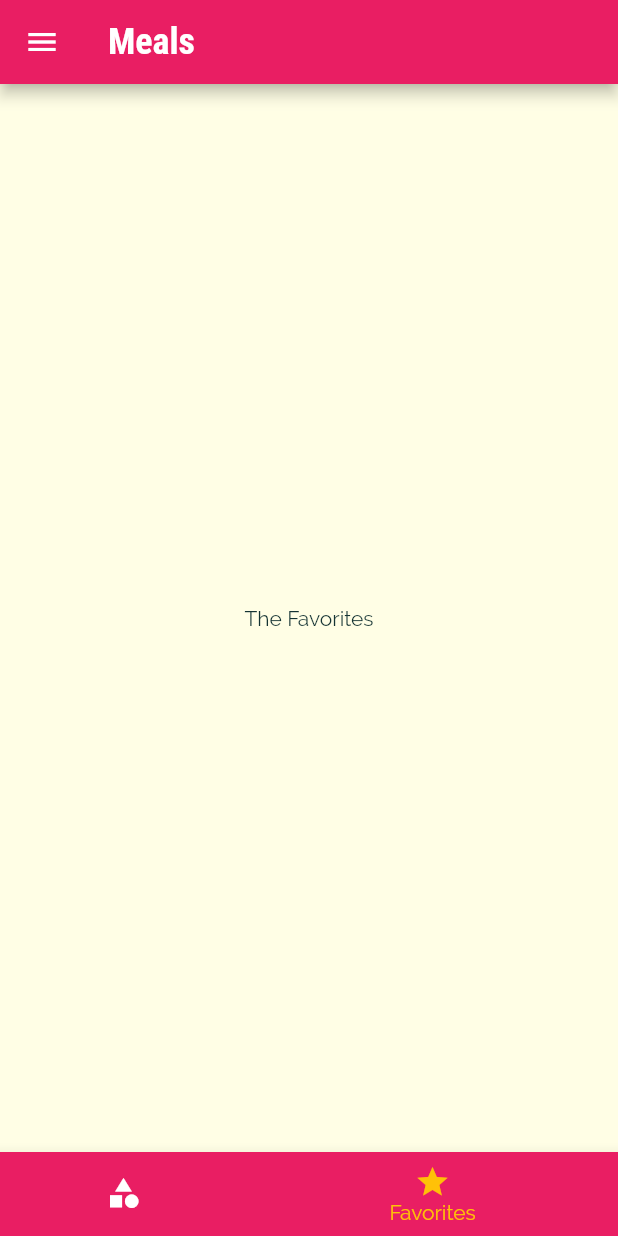
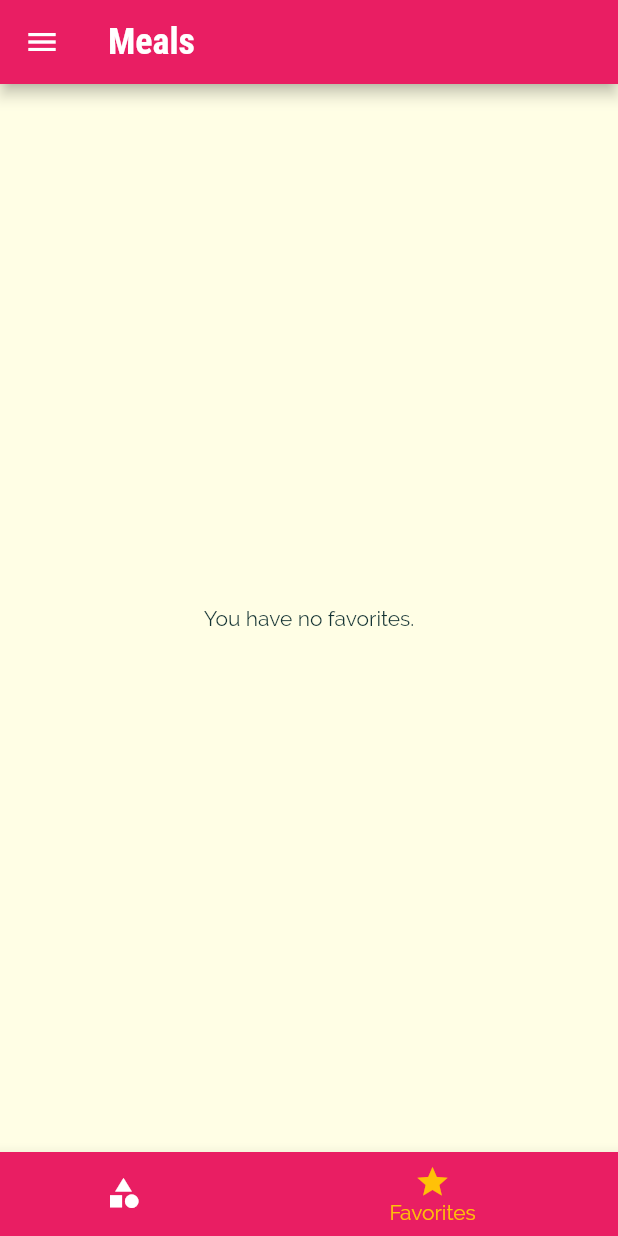
Before and after one commit to kortby/flutter-restaurent, a Flutter app: the screen it shows after launch, item 2 of the bottom bar chosen, on a phone screen of 412 x 824 dp. Run offline on Flutter 3.47's test engine with Material 2 defaults, Android fonts, the phone set to English and light mode, and no system bars.

Commit message:
adding favorites

```diff
--- a/lib/main.dart
+++ b/lib/main.dart
@@ -27,6 +27,7 @@ class _MyAppState extends State<MyApp> {
   };
 
   List<Meal> _availableMeals = MEALS;
+  List<Meal> _favoritesMeals = [];
 
   void _setFilters(Map<String, bool> filterData) {
     setState(() {
@@ -49,10 +50,27 @@ class _MyAppState extends State<MyApp> {
     });
   }
 
+  void _toggleFavorite(String mealId) {
+    final existIdx = _favoritesMeals.indexWhere((meal) => meal.id == mealId);
+    if (existIdx >= 0) {
+      setState(() {
+        _favoritesMeals.removeAt(existIdx);
+      });
+    } else {
+      setState(() {
+        _favoritesMeals.add(MEALS.firstWhere((meal) => meal.id == mealId));
+      });
+    }
+  }
+
+  bool _isMealFavorite(String mealId) {
+    return _favoritesMeals.any((meal) => meal.id == mealId);
+  }
+
   @override
   Widget build(BuildContext context) {
     return MaterialApp(
-      title: 'Flutter Demo',
+      title: 'DealMeal',
       theme: ThemeData(
         primarySwatch: Colors.pink,
         accentColor: Colors.amber,
@@ -75,11 +93,16 @@ class _MyAppState extends State<MyApp> {
       // home: const Categories(),
       initialRoute: '/',
       routes: {
-        '/': (ctx) => const Tabs(),
+        '/': (ctx) => Tabs(
+              favoriteMeals: _favoritesMeals,
+            ),
         CategoryMeals.routeName: (ctx) => CategoryMeals(
               availableMeals: _availableMeals,
             ),
-        MealDetail.routeName: (ctx) => const MealDetail(),
+        MealDetail.routeName: (ctx) => MealDetail(
+              toggleFavorite: _toggleFavorite,
+              isFavorite: _isMealFavorite,
+            ),
         Filters.routeName: (ctx) => Filters(
               saveFilters: _setFilters,
               currentFilters: _filters,
--- a/lib/screens/favorites.dart
+++ b/lib/screens/favorites.dart
@@ -1,12 +1,32 @@
 import 'package:flutter/material.dart';
+import 'package:meal/widgets/meal_item.dart';
+
+import '../models/meal.dart';
 
 class Favorites extends StatelessWidget {
-  const Favorites({Key? key}) : super(key: key);
+  final List<Meal>? favoriteMeals;
+  const Favorites({Key? key, this.favoriteMeals}) : super(key: key);
 
   @override
   Widget build(BuildContext context) {
-    return Center(
-      child: Text('The Favorites'),
-    );
+    if (favoriteMeals!.isEmpty) {
+      return const Center(
+        child: Text('You have no favorites.'),
+      );
+    } else {
+      return ListView.builder(
+        itemBuilder: (ctx, idx) {
+          return MealItem(
+            id: favoriteMeals![idx].id,
+            title: favoriteMeals![idx].title,
+            imageUrl: favoriteMeals![idx].imageUrl,
+            duration: favoriteMeals![idx].duration.toString(),
+            complexity: favoriteMeals![idx].complexity.toString(),
+            affordability: favoriteMeals![idx].affordability.toString(),
+          );
+        },
+        itemCount: favoriteMeals!.length,
+      );
+    }
   }
 }
--- a/lib/screens/tabs.dart
+++ b/lib/screens/tabs.dart
@@ -1,21 +1,31 @@
 import 'package:flutter/material.dart';
+import 'package:meal/models/meal.dart';
 import 'package:meal/screens/categories.dart';
 import 'package:meal/screens/favorites.dart';
 import 'package:meal/widgets/main_drawer.dart';
 
 class Tabs extends StatefulWidget {
-  const Tabs({Key? key}) : super(key: key);
+  final List<Meal> favoriteMeals;
+  const Tabs({Key? key, required this.favoriteMeals}) : super(key: key);
 
   @override
   State<Tabs> createState() => _TabsState();
 }
 
 class _TabsState extends State<Tabs> {
-  final List<Widget> _pages = [
-    const Categories(),
-    const Favorites(),
-  ];
+  List<Widget> _pages = [];
   int _selectedPageIndex = 0;
+
+  @override
+  void initState() {
+    _pages = [
+      const Categories(),
+      Favorites(
+        favoriteMeals: widget.favoriteMeals,
+      ),
+    ];
+    super.initState();
+  }
 
   void _selectPage(int idx) {
     setState(() {
--- a/lib/widgets/meal_item.dart
+++ b/lib/widgets/meal_item.dart
@@ -9,7 +9,7 @@ class MealItem extends StatelessWidget {
   final String duration;
   final String complexity;
   final String affordability;
-  final Function removeItem;
+  final Function? removeItem;
 
   const MealItem({
     Key? key,
@@ -19,7 +19,7 @@ class MealItem extends StatelessWidget {
     required this.duration,
     required this.complexity,
     required this.affordability,
-    required this.removeItem,
+    this.removeItem,
   }) : super(key: key);
 
   String? get complexityText {
@@ -57,7 +57,7 @@ class MealItem extends StatelessWidget {
             arguments: id,
           )
           .then((result) => {
-                if (result != null) {removeItem(result)}
+                if (result != null) {removeItem!(result)}
               });
     }
 
```
Also changed, not shown: lib/screens/meal_detail.dart (+9 -6 lines).
